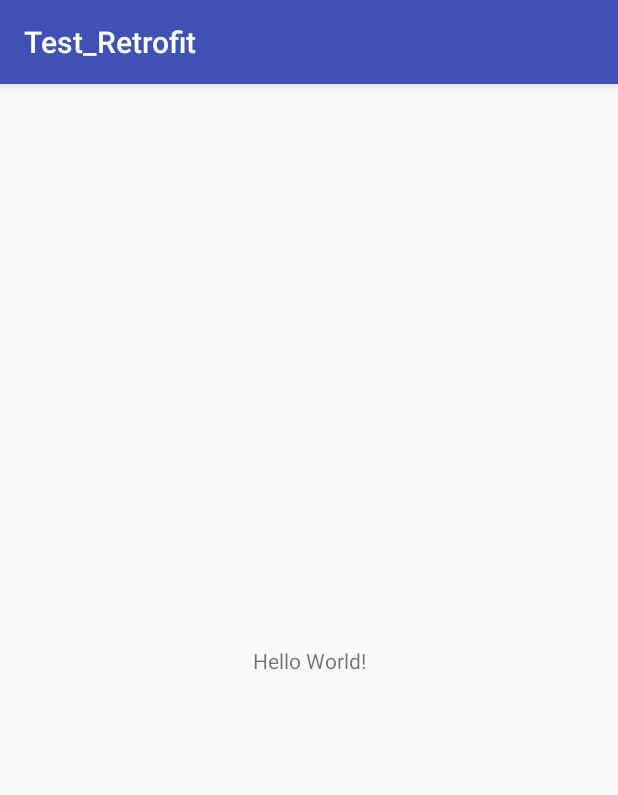
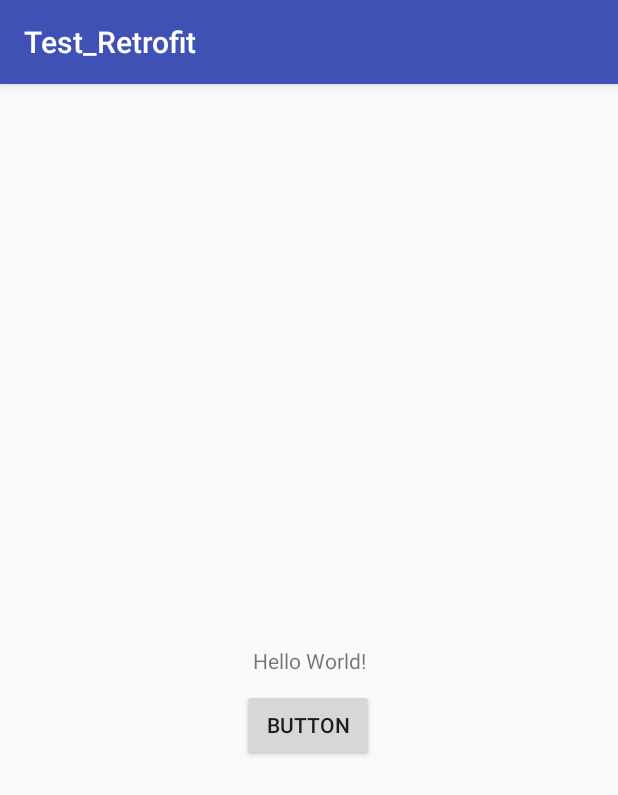
Before and after one commit to FangWolf/Test_Rerofit, an Android app: the screen it shows after launch (MainActivity before the commit, GetRequest_Activity after it), on a phone screen of 412 x 824 dp. Shown: the top 795 px of the screen. Run offline under Robolectric (Android 15) with nearby library versions, the phone set to English and light mode, and no system bars.

Commit message:
用金山词霸翻译，在控制台输出

```diff
--- a/app/build.gradle
+++ b/app/build.gradle
@@ -20,6 +20,7 @@ android {
 
 dependencies {
     implementation fileTree(dir: 'libs', include: ['*.jar'])
+    implementation 'com.squareup.retrofit2:converter-gson:2.4.0'
     implementation 'com.squareup.retrofit2:retrofit:2.4.0'
     implementation 'com.android.support:appcompat-v7:27.1.0'
     implementation 'com.android.support.constraint:constraint-layout:1.0.2'
--- a/app/src/main/AndroidManifest.xml
+++ b/app/src/main/AndroidManifest.xml
@@ -1,6 +1,7 @@
 <?xml version="1.0" encoding="utf-8"?>
 <manifest xmlns:android="http://schemas.android.com/apk/res/android"
           package="com.fangwolf.test_retrofit">
+    <uses-permission android:name="android.permission.INTERNET"/>
 
     <application
         android:allowBackup="true"
@@ -9,7 +10,7 @@
         android:roundIcon="@mipmap/ic_launcher_round"
         android:supportsRtl="true"
         android:theme="@style/AppTheme">
-        <activity android:name=".MainActivity">
+        <activity android:name=".GetRequest_Activity">
             <intent-filter>
                 <action android:name="android.intent.action.MAIN"/>
 
--- /dev/null
+++ b/app/src/main/java/com/fangwolf/test_retrofit/GetRequest_Activity.java
@@ -0,0 +1,51 @@
+package com.fangwolf.test_retrofit;
+
+import android.support.v7.app.AppCompatActivity;
+import android.os.Bundle;
+
+import retrofit2.Call;
+import retrofit2.Callback;
+import retrofit2.Response;
+import retrofit2.Retrofit;
+import retrofit2.converter.gson.GsonConverterFactory;
+
+public class GetRequest_Activity extends AppCompatActivity {
+
+    @Override
+    protected void onCreate(Bundle savedInstanceState) {
+        super.onCreate(savedInstanceState);
+        setContentView(R.layout.activity_main);
+
+        requset();
+    }
+
+    private void requset() {
+        //步骤4:创建Retrofit对象
+        Retrofit retrofit = new Retrofit.Builder()
+                .baseUrl("http://fy.iciba.com/") // 设置 网络请求 Url
+                .addConverterFactory(GsonConverterFactory.create()) //设置使用Gson解析(记得加入依赖)
+                .build();
+
+        // 步骤5:创建 网络请求接口 的实例
+        GetRequest_Interface request = retrofit.create(GetRequest_Interface.class);
+
+        //对 发送请求 进行封装
+        Call<Translation> call = request.getCall();
+
+        //步骤6:发送网络请求(异步)
+        call.enqueue(new Callback<Translation>() {
+            //请求成功时回调
+            @Override
+            public void onResponse(Call<Translation> call, Response<Translation> response) {
+                // 步骤7：处理返回的数据结果
+                response.body().show();
+            }
+
+            //请求失败时回调
+            @Override
+            public void onFailure(Call<Translation> call, Throwable throwable) {
+                System.out.println("连接失败");
+            }
+        });
+    }
+}
--- /dev/null
+++ b/app/src/main/java/com/fangwolf/test_retrofit/GetRequest_Interface.java
@@ -0,0 +1,13 @@
+package com.fangwolf.test_retrofit;
+
+import retrofit2.Call;
+import retrofit2.http.GET;
+
+public interface GetRequest_Interface {
+    @GET("ajax.php?a=fy&f=auto&t=auto&w=hello%20world")
+    Call<Translation> getCall();
+    // 注解里传入 网络请求 的部分URL地址
+    // Retrofit把网络请求的URL分成了两部分：一部分放在Retrofit对象里，另一部分放在网络请求接口里
+    // 如果接口里的url是一个完整的网址，那么放在Retrofit对象里的URL可以忽略
+    // getCall()是接受网络请求数据的方法
+}
--- a/app/src/main/java/com/fangwolf/test_retrofit/MainActivity.java
+++ /dev/null
@@ -1,13 +0,0 @@
-package com.fangwolf.test_retrofit;
-
-import android.support.v7.app.AppCompatActivity;
-import android.os.Bundle;
-
-public class MainActivity extends AppCompatActivity {
-
-    @Override
-    protected void onCreate(Bundle savedInstanceState) {
-        super.onCreate(savedInstanceState);
-        setContentView(R.layout.activity_main);
-    }
-}
--- a/app/src/main/res/layout/activity_main.xml
+++ b/app/src/main/res/layout/activity_main.xml
@@ -5,9 +5,10 @@
     xmlns:tools="http://schemas.android.com/tools"
     android:layout_width="match_parent"
     android:layout_height="match_parent"
-    tools:context=".MainActivity">
+    tools:context=".GetRequest_Activity">
 
     <TextView
+        android:id="@+id/textView"
         android:layout_width="wrap_content"
         android:layout_height="wrap_content"
         android:text="Hello World!"
@@ -16,4 +17,18 @@
         app:layout_constraintRight_toRightOf="parent"
         app:layout_constraintTop_toTopOf="parent"/>
 
+    <Button
+        android:id="@+id/button"
+        android:layout_width="wrap_content"
+        android:layout_height="wrap_content"
+        android:layout_marginBottom="8dp"
+        android:layout_marginTop="8dp"
+        android:text="Button"
+        app:layout_constraintBottom_toBottomOf="parent"
+        app:layout_constraintEnd_toEndOf="parent"
+        app:layout_constraintHorizontal_bias="0.498"
+        app:layout_constraintStart_toStartOf="parent"
+        app:layout_constraintTop_toTopOf="parent"
+        app:layout_constraintVertical_bias="0.562"/>
+
 </android.support.constraint.ConstraintLayout>
```
Also changed, not shown: app/src/main/java/com/fangwolf/test_retrofit/Translation.java (added, +24 -0 lines).
